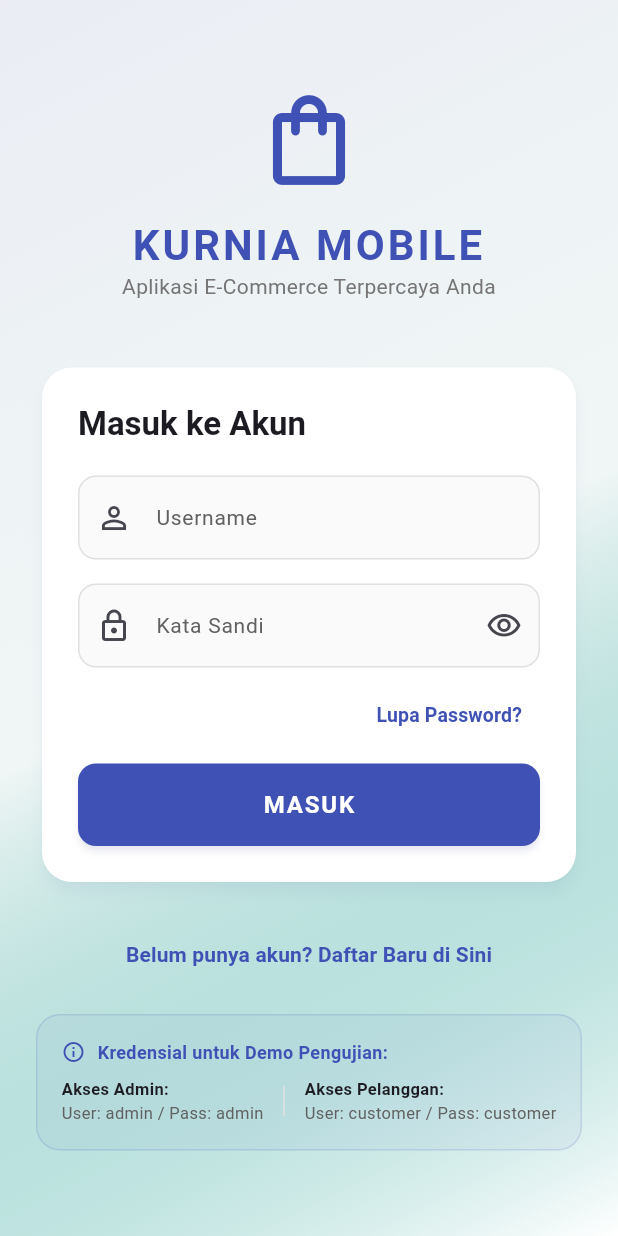
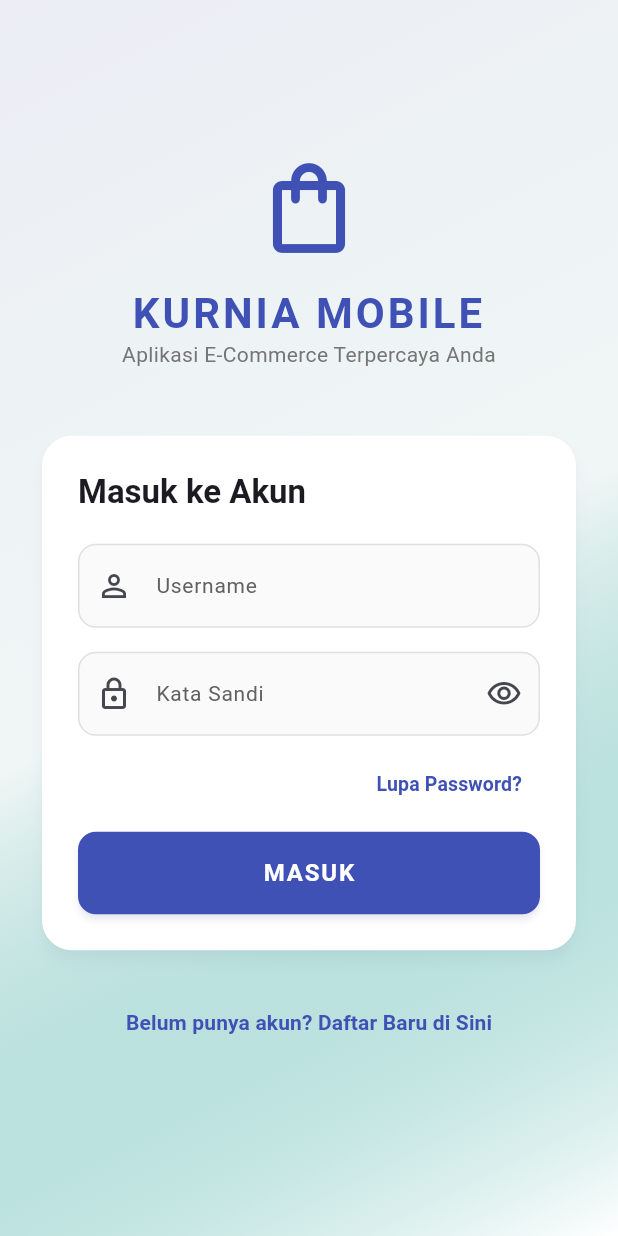
Before and after one commit to letdebbycook/KURNIA_MOBILE, a Flutter app: the screen it shows after launch, on a phone screen of 412 x 824 dp. Run offline on Flutter 3.47's test engine with Material 3 defaults, Android fonts, the phone set to English and light mode, and no system bars; our stand-ins replace csv, image_picker, shared_preferences; missing offline and left inert: dart:js, mysql1; accounts and stored records are empty.

Commit message:
style: menghapus kalimat tidak perlu

```diff
--- a/lib/views/auth/login_view.dart
+++ b/lib/views/auth/login_view.dart
@@ -331,62 +331,6 @@ class _LoginViewState extends State<LoginView> {
                       ),
                     ),
                     const SizedBox(height: 16),
-
-                    // Quick Test Credentials Box (Pre-seeded helper)
-                    Container(
-                      padding: const EdgeInsets.all(16),
-                      decoration: BoxDecoration(
-                        color: theme.colorScheme.primary.withOpacity(0.05),
-                        borderRadius: BorderRadius.circular(16),
-                        border: Border.all(
-                          color: theme.colorScheme.primary.withOpacity(0.15),
-                        ),
-                      ),
-                      child: Column(
-                        crossAxisAlignment: CrossAxisAlignment.start,
-                        children: [
-                          Row(
-                            children: [
-                              Icon(
-                                Icons.info_outline,
-                                size: 16,
-                                color: theme.colorScheme.primary,
-                              ),
-                              const SizedBox(width: 8),
-                              Text(
-                                'Kredensial untuk Demo Pengujian:',
-                                style: TextStyle(
-                                  fontWeight: FontWeight.bold,
-                                  color: theme.colorScheme.primary,
-                                  fontSize: 12,
-                                ),
-                              ),
-                            ],
-                          ),
-                          const SizedBox(height: 8),
-                          Row(
-                            mainAxisAlignment: MainAxisAlignment.spaceBetween,
-                            children: [
-                              Column(
-                                crossAxisAlignment: CrossAxisAlignment.start,
-                                children: [
-                                  const Text('Akses Admin:', style: TextStyle(fontSize: 11, fontWeight: FontWeight.w600)),
-                                  Text('User: admin / Pass: admin', style: TextStyle(fontSize: 11, color: Colors.grey.shade700)),
-                                ],
-                              ),
-                              Container(height: 20, width: 1, color: Colors.grey.shade300),
-                              Column(
-                                crossAxisAlignment: CrossAxisAlignment.start,
-                                children: [
-                                  const Text('Akses Pelanggan:', style: TextStyle(fontSize: 11, fontWeight: FontWeight.w600)),
-                                  Text('User: customer / Pass: customer', style: TextStyle(fontSize: 11, color: Colors.grey.shade700)),
-                                ],
-                              ),
-                            ],
-                          )
-                        ],
-                      ),
-                    ),
                   ],
                 ),
               ),
```
